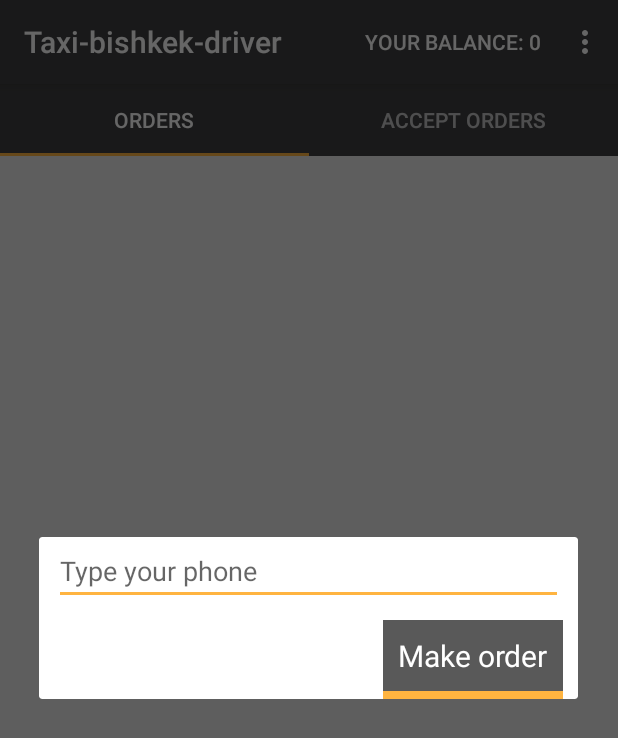
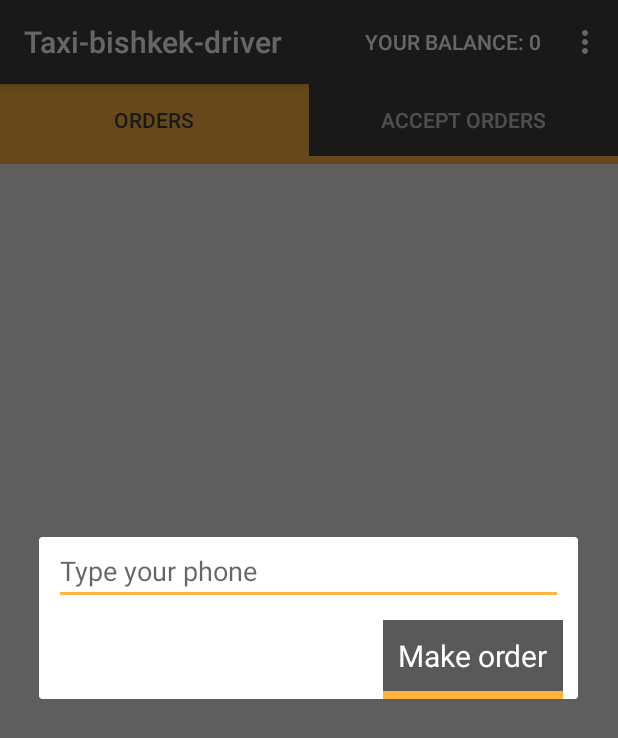
Before and after one commit to Slavcheg2107/TaxiDriverApp, an Android app: the OrdersActivity screen opened directly, with no data from a screen before it, in the options menu, after a tap on "Change number", on a phone screen of 412 x 824 dp. Shown: the top 738 px of the screen. Run offline under Robolectric (Android 15) with nearby library versions, the phone set to English and light mode, and no system bars; our stand-ins replace ButterKnife, EventBus.

Commit message:
fix new design

```diff
--- a/app/src/main/java/jdroidcoder/ua/taxi_bishkek/activity/OrdersActivity.java
+++ b/app/src/main/java/jdroidcoder/ua/taxi_bishkek/activity/OrdersActivity.java
@@ -7,6 +7,7 @@ import android.content.DialogInterface;
 import android.content.Intent;
 import android.content.pm.PackageManager;
 import android.database.Cursor;
+import android.graphics.Color;
 import android.location.Location;
 import android.location.LocationManager;
 import android.net.Uri;
@@ -18,6 +19,7 @@ import android.support.v4.content.ContextCompat;
 import android.support.v4.view.ViewPager;
 import android.support.v7.app.AlertDialog;
 import android.support.v7.app.AppCompatActivity;
+import android.support.v7.widget.Toolbar;
 import android.text.TextUtils;
 import android.view.LayoutInflater;
 import android.view.Menu;
@@ -25,6 +27,7 @@ import android.view.MenuItem;
 import android.view.View;
 import android.webkit.MimeTypeMap;
 import android.widget.EditText;
+import android.widget.TextView;
 import android.widget.Toast;
 
 import org.greenrobot.eventbus.EventBus;
@@ -82,6 +85,7 @@ public class OrdersActivity extends AppCompatActivity {
         setupViewPager(viewPager);
         tabLayout = (TabLayout) findViewById(R.id.tabs);
         tabLayout.setupWithViewPager(viewPager);
+        tabLayout.setSelectedTabIndicatorHeight(0);
     }
 
     private void setupViewPager(ViewPager viewPager) {
--- a/app/src/main/java/jdroidcoder/ua/taxi_bishkek/model/OrderDto.java
+++ b/app/src/main/java/jdroidcoder/ua/taxi_bishkek/model/OrderDto.java
@@ -85,7 +85,7 @@ public class OrderDto {
     }
 
     public String getPoints() {
-        return getPointA() + "\n" + getPointB() + "\n";
+        return getPointA() + "\n\n" + getPointB() + "\n";
     }
 
     public double[] getPointACoordinate() {
--- a/app/src/main/res/drawable/line.xml
+++ b/app/src/main/res/drawable/line.xml
@@ -1,5 +1,5 @@
 <?xml version="1.0" encoding="utf-8"?>
 <shape xmlns:android="http://schemas.android.com/apk/res/android">
-    <solid android:color="#ffb440" />
+    <solid android:color="@color/colorAccent" />
 
 </shape>
--- /dev/null
+++ b/app/src/main/res/drawable/tab_color_selector.xml
@@ -0,0 +1,5 @@
+<selector xmlns:android="http://schemas.android.com/apk/res/android">
+    <item android:drawable="@color/colorAccent"
+        android:state_selected="true" />
+    <item android:drawable="@color/colorPrimaryDark" />
+</selector>
--- a/app/src/main/res/layout/orders_activity.xml
+++ b/app/src/main/res/layout/orders_activity.xml
@@ -9,6 +9,7 @@
         android:id="@+id/bar_layout"
         android:layout_width="match_parent"
         android:layout_height="wrap_content"
+        android:fitsSystemWindows="true"
         android:theme="@style/ThemeOverlay.AppCompat.Dark.ActionBar"
         app:elevation="0dp">
 
@@ -17,14 +18,23 @@
             android:layout_width="match_parent"
             android:layout_height="wrap_content"
             app:elevation="0dp"
+            app:tabBackground="@drawable/tab_color_selector"
             app:tabGravity="fill"
-            app:tabMode="fixed" />
+            app:tabMode="fixed"
+            app:tabSelectedTextColor="@color/colorPrimaryDark" />
     </android.support.design.widget.AppBarLayout>
+
+    <ImageView
+        android:id="@+id/decore"
+        android:layout_width="match_parent"
+        android:layout_height="5dp"
+        android:layout_below="@id/bar_layout"
+        android:src="@drawable/line" />
 
     <android.support.v4.view.ViewPager
         android:id="@+id/viewpager"
         android:layout_width="match_parent"
         android:layout_height="match_parent"
-        android:layout_below="@id/bar_layout"
+        android:layout_below="@id/decore"
         app:layout_behavior="@string/appbar_scrolling_view_behavior" />
 </RelativeLayout>
```
